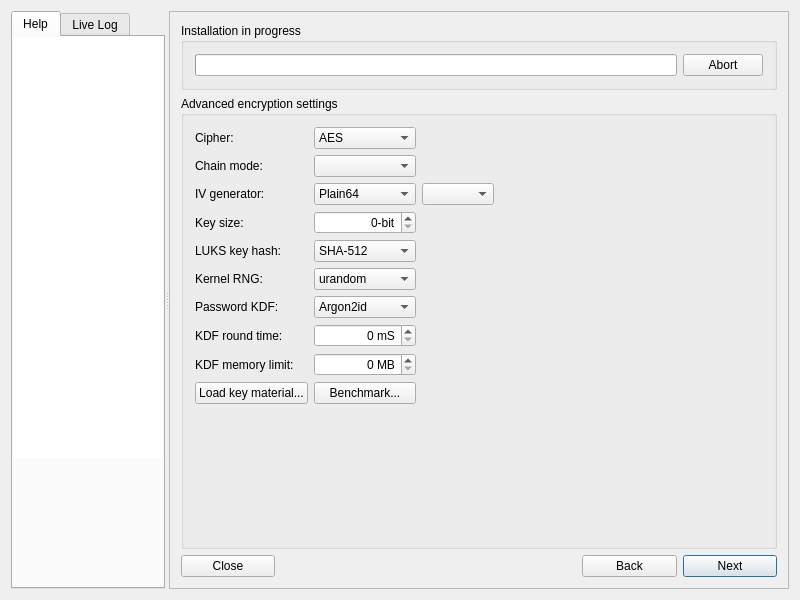
First picture: the form in meinstall.ui, repository gazelle-installer/gazelle-installer, before the edit.
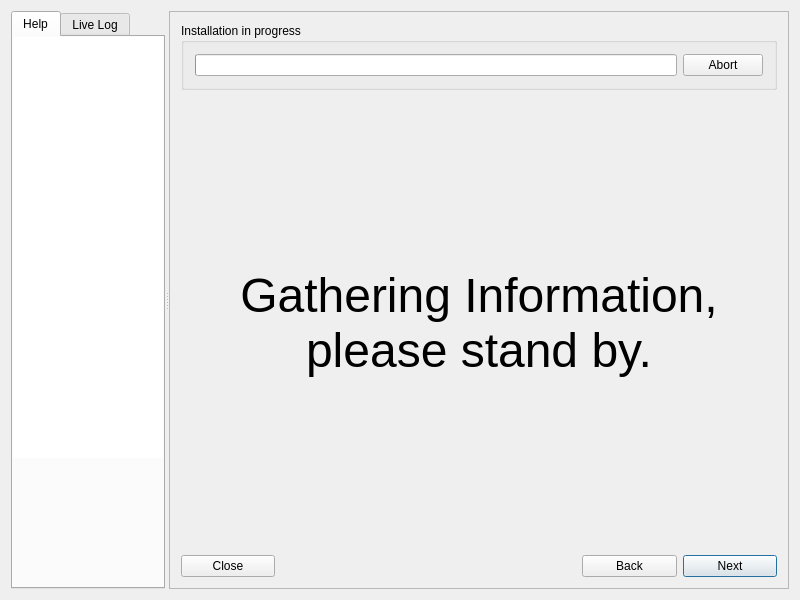
Second picture: the form after the edit. The open tabs and pages were chosen to show the change. Icons and pictures are not drawn. Custom widgets are drawn as their Qt base class.

Commit message: Removed all Advanced Encryption Settings code. Replaced hard-coded page indexes with an enum.

What changed in the file:
```diff
--- a/meinstall.ui
+++ b/meinstall.ui
@@ -408,22 +408,6 @@
                    </property>
                   </widget>
                  </item>
-                 <item row="2" column="2" colspan="3">
-                  <widget class="QPushButton" name="pushAdvancedCrypto">
-                   <property name="enabled">
-                    <bool>true</bool>
-                   </property>
-                   <property name="sizePolicy">
-                    <sizepolicy hsizetype="MinimumExpanding" vsizetype="Fixed">
-                     <horstretch>0</horstretch>
-                     <verstretch>0</verstretch>
-                    </sizepolicy>
-                   </property>
-                   <property name="text">
-                    <string>Advanced encryption settings</string>
-                   </property>
-                  </widget>
-                 </item>
                  <item row="0" column="0" colspan="2">
                   <widget class="QLabel" name="labelDisk">
                    <property name="sizePolicy">
@@ -765,23 +749,6 @@
               <string>Encryption options</string>
              </property>
              <layout class="QGridLayout" name="gridLayout2c">
-              <item row="1" column="2" colspan="2">
-               <widget class="MPassEdit" name="textCryptoPassCust2">
-                <property name="maxLength">
-                 <number>512</number>
-                </property>
-                <property name="echoMode">
-                 <enum>QLineEdit::Password</enum>
-                </property>
-               </widget>
-              </item>
-              <item row="1" column="0" colspan="2">
-               <widget class="QLabel" name="labelCryptoPassCust2">
-                <property name="text">
-                 <string>Confirm password:</string>
-                </property>
-               </widget>
-              </item>
               <item row="0" column="2" colspan="2">
                <widget class="MPassEdit" name="textCryptoPassCust">
                 <property name="maxLength">
@@ -815,428 +782,20 @@
                 </property>
                </widget>
               </item>
-              <item row="2" column="2" colspan="3">
-               <widget class="QPushButton" name="pushAdvancedCryptoCust">
-                <property name="text">
-                 <string>Advanced encryption settings</string>
+              <item row="1" column="2" colspan="2">
+               <widget class="MPassEdit" name="textCryptoPassCust2">
+                <property name="maxLength">
+                 <number>512</number>
                 </property>
-               </widget>
-              </item>
-             </layout>
-            </widget>
-           </item>
-          </layout>
-         </widget>
-         <widget class="QWidget" name="pageCrypto">
-          <layout class="QGridLayout" name="_6">
-           <property name="leftMargin">
-            <number>0</number>
-           </property>
-           <property name="topMargin">
-            <number>0</number>
-           </property>
-           <property name="rightMargin">
-            <number>0</number>
-           </property>
-           <property name="bottomMargin">
-            <number>0</number>
-           </property>
-           <item row="1" column="0">
-            <widget class="QGroupBox" name="boxCrypto">
-             <property name="sizePolicy">
-              <sizepolicy hsizetype="MinimumExpanding" vsizetype="Minimum">
-               <horstretch>0</horstretch>
-               <verstretch>0</verstretch>
-              </sizepolicy>
-             </property>
-             <property name="title">
-              <string>Advanced encryption settings</string>
-             </property>
-             <layout class="QGridLayout" name="gridLayout_5">
-              <item row="5" column="0">
-               <widget class="QLabel" name="labelCryptoRandom">
-                <property name="text">
-                 <string>Kernel RNG:</string>
+                <property name="echoMode">
+                 <enum>QLineEdit::Password</enum>
                 </property>
                </widget>
               </item>
-              <item row="2" column="2">
-               <widget class="QComboBox" name="comboCryptoIVGen">
-                <property name="sizePolicy">
-                 <sizepolicy hsizetype="Minimum" vsizetype="Preferred">
-                  <horstretch>0</horstretch>
-                  <verstretch>0</verstretch>
-                 </sizepolicy>
-                </property>
-                <property name="currentIndex">
-                 <number>1</number>
-                </property>
-                <item>
-                 <property name="text">
-                  <string>ESSIV</string>
-                 </property>
-                </item>
-                <item>
-                 <property name="text">
-                  <string>Plain64</string>
-                 </property>
-                </item>
-                <item>
-                 <property name="text">
-                  <string>Plain64BE</string>
-                 </property>
-                </item>
-                <item>
-                 <property name="text">
-                  <string>Plain</string>
-                 </property>
-                </item>
-                <item>
-                 <property name="text">
-                  <string>BENBI</string>
-                 </property>
-                </item>
-               </widget>
-              </item>
-              <item row="4" column="0">
-               <widget class="QLabel" name="labelCryptoHash">
-                <property name="sizePolicy">
-                 <sizepolicy hsizetype="Minimum" vsizetype="Preferred">
-                  <horstretch>0</horstretch>
-                  <verstretch>0</verstretch>
-                 </sizepolicy>
-                </property>
+              <item row="1" column="0" colspan="2">
+               <widget class="QLabel" name="labelCryptoPassCust2">
                 <property name="text">
-                 <string>LUKS key hash:</string>
-                </property>
-               </widget>
-              </item>
-              <item row="1" column="2">
-               <widget class="QComboBox" name="comboCryptoChain">
-                <property name="sizePolicy">
-                 <sizepolicy hsizetype="Minimum" vsizetype="Preferred">
-                  <horstretch>0</horstretch>
-                  <verstretch>0</verstretch>
-                 </sizepolicy>
-                </property>
-               </widget>
-              </item>
-              <item row="0" column="0">
-               <widget class="QLabel" name="labelCryptoCipher">
-                <property name="sizePolicy">
-                 <sizepolicy hsizetype="Minimum" vsizetype="Preferred">
-                  <horstretch>0</horstretch>
-                  <verstretch>0</verstretch>
-                 </sizepolicy>
-                </property>
-                <property name="text">
-                 <string>Cipher:</string>
-                </property>
-               </widget>
-              </item>
-              <item row="9" column="2">
-               <widget class="QPushButton" name="pushBenchmarkCrypto">
-                <property name="sizePolicy">
-                 <sizepolicy hsizetype="Minimum" vsizetype="Preferred">
-                  <horstretch>0</horstretch>
-                  <verstretch>0</verstretch>
-                 </sizepolicy>
-                </property>
-                <property name="toolTip">
-                 <string/>
-                </property>
-                <property name="text">
-                 <string>Benchmark...</string>
-                </property>
-               </widget>
-              </item>
-              <item row="10" column="0">
-               <spacer name="verticalSpacer_6">
-                <property name="orientation">
-                 <enum>Qt::Vertical</enum>
-                </property>
-                <property name="sizeHint" stdset="0">
-                 <size>
-                  <width>0</width>
-                  <height>0</height>
-                 </size>
-                </property>
-               </spacer>
-              </item>
-              <item row="7" column="0">
-               <widget class="QLabel" name="labelCryptoKDFTime">
-                <property name="sizePolicy">
-                 <sizepolicy hsizetype="Minimum" vsizetype="Preferred">
-                  <horstretch>0</horstretch>
-                  <verstretch>0</verstretch>
-                 </sizepolicy>
-                </property>
-                <property name="text">
-                 <string>KDF round time:</string>
-                </property>
-               </widget>
-              </item>
-              <item row="6" column="0" colspan="2">
-               <widget class="QLabel" name="labelCryptoKDF">
-                <property name="text">
-                 <string>Password KDF:</string>
-                </property>
-               </widget>
-              </item>
-              <item row="3" column="2">
-               <widget class="QSpinBox" name="spinCryptoKeySize">
-                <property name="sizePolicy">
-                 <sizepolicy hsizetype="Minimum" vsizetype="Fixed">
-                  <horstretch>0</horstretch>
-                  <verstretch>0</verstretch>
-                 </sizepolicy>
-                </property>
-                <property name="alignment">
-                 <set>Qt::AlignRight|Qt::AlignTrailing|Qt::AlignVCenter</set>
-                </property>
-                <property name="suffix">
-                 <string>-bit</string>
-                </property>
-               </widget>
-              </item>
-              <item row="3" column="0">
-               <widget class="QLabel" name="labelCryptoKeySize">
-                <property name="sizePolicy">
-                 <sizepolicy hsizetype="Minimum" vsizetype="Preferred">
-                  <horstretch>0</horstretch>
-                  <verstretch>0</verstretch>
-                 </sizepolicy>
-                </property>
-                <property name="text">
-                 <string>Key size:</string>
-                </property>
-               </widget>
-              </item>
-              <item row="5" column="2">
-               <widget class="QComboBox" name="comboCryptoRandom">
-                <item>
-                 <property name="text">
-                  <string>urandom</string>
-                 </property>
-                </item>
-                <item>
-                 <property name="text">
-                  <string>random</string>
-                 </property>
-                </item>
-               </widget>
-              </item>
-              <item row="2" column="3">
-               <widget class="QComboBox" name="comboCryptoIVHash">
-                <property name="enabled">
-                 <bool>true</bool>
-                </property>
-                <property name="sizePolicy">
-                 <sizepolicy hsizetype="Minimum" vsizetype="Preferred">
-                  <horstretch>0</horstretch>
-                  <verstretch>0</verstretch>
-                 </sizepolicy>
-                </property>
-               </widget>
-              </item>
-              <item row="1" column="0">
-               <widget class="QLabel" name="labelCryptoChain">
-                <property name="sizePolicy">
-                 <sizepolicy hsizetype="Minimum" vsizetype="Preferred">
-                  <horstretch>0</horstretch>
-                  <verstretch>0</verstretch>
-                 </sizepolicy>
-                </property>
-                <property name="text">
-                 <string>Chain mode:</string>
-                </property>
-               </widget>
-              </item>
-              <item row="7" column="2">
-               <widget class="QSpinBox" name="spinCryptoKDFTime">
-                <property name="sizePolicy">
-                 <sizepolicy hsizetype="Minimum" vsizetype="Preferred">
-                  <horstretch>0</horstretch>
-                  <verstretch>0</verstretch>
-                 </sizepolicy>
-                </property>
-                <property name="toolTip">
-                 <string/>
-                </property>
-                <property name="alignment">
-                 <set>Qt::AlignRight|Qt::AlignTrailing|Qt::AlignVCenter</set>
-                </property>
-                <property name="accelerated">
-                 <bool>true</bool>
-                </property>
-                <property name="suffix">
-                 <string> mS</string>
-                </property>
-                <property name="maximum">
-                 <number>999999999</number>
-                </property>
-                <property name="singleStep">
-                 <number>1000</number>
-                </property>
-               </widget>
-              </item>
-              <item row="2" column="4">
-               <spacer name="horizontalSpacer_4">
-                <property name="orientation">
-                 <enum>Qt::Horizontal</enum>
-                </property>
-                <property name="sizeHint" stdset="0">
-                 <size>
-                  <width>0</width>
-                  <height>0</height>
-                 </size>
-                </property>
-               </spacer>
-              </item>
-              <item row="4" column="2">
-               <widget class="QComboBox" name="comboCryptoHash">
-                <property name="sizePolicy">
-                 <sizepolicy hsizetype="Minimum" vsizetype="Preferred">
-                  <horstretch>0</horstretch>
-                  <verstretch>0</verstretch>
-                 </sizepolicy>
-                </property>
-                <property name="toolTip">
-                 <string/>
-                </property>
-                <item>
-                 <property name="text">
-                  <string>SHA-512</string>
-                 </property>
-                </item>
-                <item>
-                 <property name="text">
-                  <string>SHA-256</string>
-                 </property>
-                </item>
-                <item>
-                 <property name="text">
-                  <string>Whirlpool</string>
-                 </property>
-                </item>
-                <item>
-                 <property name="text">
-                  <string>SHA-1</string>
-                 </property>
-                </item>
-                <item>
-                 <property name="text">
-                  <string>RIPEMD-160</string>
-                 </property>
-                </item>
-               </widget>
-              </item>
-              <item row="0" column="2">
-               <widget class="QComboBox" name="comboCryptoCipher">
-                <property name="sizePolicy">
-                 <sizepolicy hsizetype="Minimum" vsizetype="Preferred">
-                  <horstretch>0</horstretch>
-                  <verstretch>0</verstretch>
-                 </sizepolicy>
-                </property>
-                <property name="toolTip">
-                 <string/>
-                </property>
-                <property name="currentIndex">
-                 <number>1</number>
-                </property>
-                <item>
-                 <property name="text">
-                  <string>Serpent</string>
-                 </property>
-                </item>
-                <item>
-                 <property name="text">
-                  <string>AES</string>
-                 </property>
-                </item>
-                <item>
-                 <property name="text">
-                  <string>Twofish</string>
-                 </property>
-                </item>
-                <item>
-                 <property name="text">
-                  <string>CAST6</string>
-                 </property>
-                </item>
-                <item>
-                 <property name="text">
-                  <string>Blowfish</string>
-                 </property>
-                </item>
-               </widget>
-              </item>
-              <item row="2" column="0">
-               <widget class="QLabel" name="labelCryptoIVGen">
-                <property name="sizePolicy">
-                 <sizepolicy hsizetype="Minimum" vsizetype="Preferred">
-                  <horstretch>0</horstretch>
-                  <verstretch>0</verstretch>
-                 </sizepolicy>
-                </property>
-                <property name="text">
-                 <string>IV generator:</string>
-                </property>
-               </widget>
-              </item>
-              <item row="9" column="0" colspan="2">
-               <widget class="QPushButton" name="pushLoadKey">
-                <property name="text">
-                 <string>Load key material...</string>
-                </property>
-               </widget>
-              </item>
-              <item row="6" column="2">
-               <widget class="QComboBox" name="comboCryptoKDF">
-                <item>
-                 <property name="text">
-                  <string>Argon2id</string>
-                 </property>
-                </item>
-                <item>
-                 <property name="text">
-                  <string>Argon2i</string>
-                 </property>
-                </item>
-                <item>
-                 <property name="text">
-                  <string>PBKDF2</string>
-                 </property>
-                </item>
-               </widget>
-              </item>
-              <item row="8" column="0" colspan="2">
-               <widget class="QLabel" name="label">
-                <property name="text">
-                 <string>KDF memory limit:</string>
-                </property>
-               </widget>
-              </item>
-              <item row="8" column="2">
-               <widget class="QSpinBox" name="spinCryptoKDFMemory">
-                <property name="alignment">
-                 <set>Qt::AlignRight|Qt::AlignTrailing|Qt::AlignVCenter</set>
-                </property>
-                <property name="accelerated">
-                 <bool>true</bool>
-                </property>
-                <property name="suffix">
-                 <string> MB</string>
-                </property>
-                <property name="minimum">
-                 <number>0</number>
-                </property>
-                <property name="maximum">
-                 <number>999999999</number>
-                </property>
-                <property name="singleStep">
-                 <number>128</number>
+                 <string>Confirm password:</string>
                 </property>
                </widget>
               </item>
```
Left out of the diff: 14 changed lines with no effect on the pictures. The commit also changes 3 other files.
